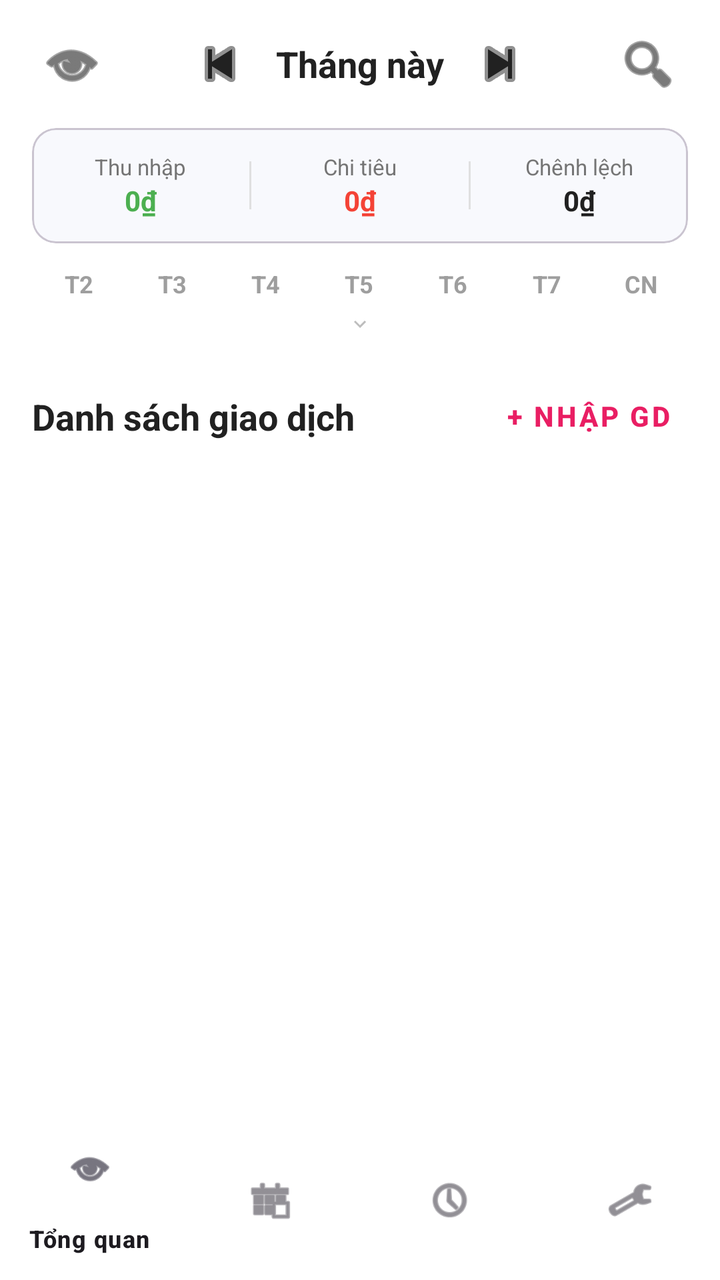
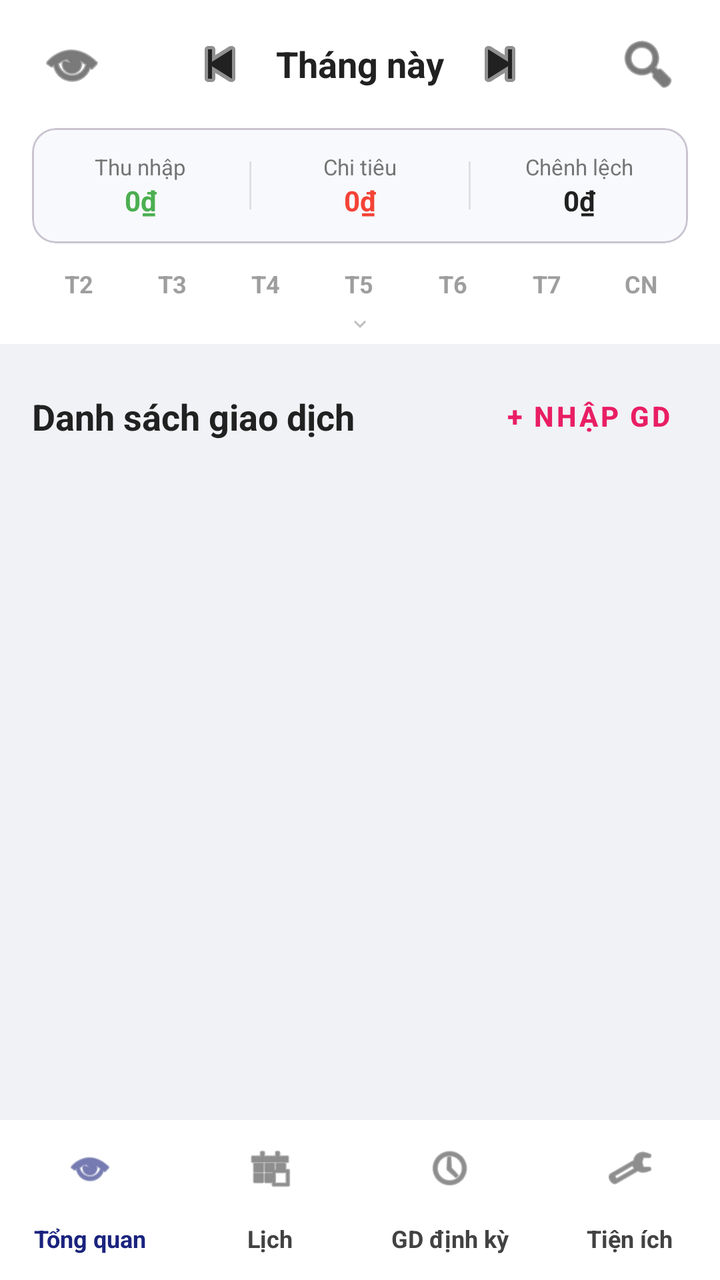

Compare the two renders of this Android layout. The source of the first and the diff that turns it into the second are given below.
<!-- AndroidManifest.xml: application theme Theme.HuChiTieu -->
<!-- res/layout/activity_calendar.xml -->
<?xml version="1.0" encoding="utf-8"?>
<androidx.coordinatorlayout.widget.CoordinatorLayout xmlns:android="http://schemas.android.com/apk/res/android"
    xmlns:app="http://schemas.android.com/apk/res-auto"
    xmlns:tools="http://schemas.android.com/tools"
    android:layout_width="match_parent"
    android:layout_height="match_parent"
    android:background="#FFFFFF"
    tools:context=".CalendarActivity">

    <com.google.android.material.appbar.AppBarLayout
        android:layout_width="match_parent"
        android:layout_height="wrap_content"
        android:background="#FFFFFF"
        app:elevation="0dp">

        <LinearLayout
            android:layout_width="match_parent"
            android:layout_height="wrap_content"
            android:orientation="vertical"
            android:paddingBottom="4dp">

            
            <androidx.constraintlayout.widget.ConstraintLayout
                android:layout_width="match_parent"
                android:layout_height="?attr/actionBarSize"
                android:paddingHorizontal="16dp">

                <ImageButton
                    android:id="@+id/btnVisibility"
                    android:layout_width="40dp"
                    android:layout_height="40dp"
                    android:background="?attr/selectableItemBackgroundBorderless"
                    android:src="@android:drawable/ic_menu_view"
                    app:layout_constraintBottom_toBottomOf="parent"
                    app:layout_constraintStart_toStartOf="parent"
                    app:layout_constraintTop_toTopOf="parent"
                    app:tint="#212121" />

                <LinearLayout
                    android:layout_width="wrap_content"
                    android:layout_height="wrap_content"
                    android:gravity="center"
                    android:orientation="horizontal"
                    app:layout_constraintBottom_toBottomOf="parent"
                    app:layout_constraintEnd_toEndOf="parent"
                    app:layout_constraintStart_toStartOf="parent"
                    app:layout_constraintTop_toTopOf="parent">

                    <ImageButton
                        android:id="@+id/btnPrevMonth"
                        android:layout_width="32dp"
                        android:layout_height="32dp"
                        android:background="?attr/selectableItemBackgroundBorderless"
                        android:src="@android:drawable/ic_media_previous"
                        app:tint="#212121" />

                    <TextView
                        android:id="@+id/tvMonthTitle"
                        android:layout_width="wrap_content"
                        android:layout_height="wrap_content"
                        android:layout_marginHorizontal="12dp"
                        android:text="Tháng này"
                        android:textColor="#212121"
                        android:textSize="18sp"
                        android:textStyle="bold" />

                    <ImageButton
                        android:id="@+id/btnNextMonth"
                        android:layout_width="32dp"
                        android:layout_height="32dp"
                        android:background="?attr/selectableItemBackgroundBorderless"
                        android:src="@android:drawable/ic_media_next"
                        app:tint="#212121" />
                </LinearLayout>

                <ImageButton
                    android:id="@+id/btnFilter"
                    android:layout_width="40dp"
                    android:layout_height="40dp"
                    android:background="?attr/selectableItemBackgroundBorderless"
                    android:src="@android:drawable/ic_menu_search"
                    app:layout_constraintBottom_toBottomOf="parent"
                    app:layout_constraintEnd_toEndOf="parent"
                    app:layout_constraintTop_toTopOf="parent"
                    app:tint="#212121" />
            </androidx.constraintlayout.widget.ConstraintLayout>

            
            <com.google.android.material.card.MaterialCardView
                android:layout_width="match_parent"
                android:layout_height="wrap_content"
                android:layout_marginHorizontal="16dp"
                app:cardBackgroundColor="#F8F9FD"
                app:cardCornerRadius="12dp"
                app:cardElevation="0dp">

                <LinearLayout
                    android:layout_width="match_parent"
                    android:layout_height="wrap_content"
                    android:orientation="horizontal"
                    android:paddingVertical="12dp">

                    <LinearLayout
                        android:layout_width="0dp"
                        android:layout_weight="1"
                        android:layout_height="wrap_content"
                        android:gravity="center"
                        android:orientation="vertical">
                        <TextView android:layout_width="wrap_content" android:layout_height="wrap_content" android:text="Thu nhập" android:textColor="#757575" android:textSize="11sp" />
                        <TextView android:id="@+id/tvTotalIncome" android:layout_width="wrap_content" android:layout_height="wrap_content" android:text="0₫" android:textColor="#4CAF50" android:textStyle="bold" />
                    </LinearLayout>

                    <View android:layout_width="1dp" android:layout_height="24dp" android:layout_gravity="center" android:background="#E0E0E0" />

                    <LinearLayout
                        android:layout_width="0dp"
                        android:layout_weight="1"
                        android:layout_height="wrap_content"
                        android:gravity="center"
                        android:orientation="vertical">
                        <TextView android:layout_width="wrap_content" android:layout_height="wrap_content" android:text="Chi tiêu" android:textColor="#757575" android:textSize="11sp" />
                        <TextView android:id="@+id/tvTotalExpense" android:layout_width="wrap_content" android:layout_height="wrap_content" android:text="0₫" android:textColor="#F44336" android:textStyle="bold" />
                    </LinearLayout>

                    <View android:layout_width="1dp" android:layout_height="24dp" android:layout_gravity="center" android:background="#E0E0E0" />

                    <LinearLayout
                        android:layout_width="0dp"
                        android:layout_weight="1"
                        android:layout_height="wrap_content"
                        android:gravity="center"
                        android:orientation="vertical">
                        <TextView android:layout_width="wrap_content" android:layout_height="wrap_content" android:text="Chênh lệch" android:textColor="#757575" android:textSize="11sp" />
                        <TextView android:id="@+id/tvBalance" android:layout_width="wrap_content" android:layout_height="wrap_content" android:text="0₫" android:textColor="#212121" android:textStyle="bold" />
                    </LinearLayout>
                </LinearLayout>
            </com.google.android.material.card.MaterialCardView>

            
            <LinearLayout
                android:layout_width="match_parent"
                android:layout_height="wrap_content"
                android:layout_marginTop="12dp"
                android:paddingHorizontal="16dp"
                android:weightSum="7">
                <TextView style="@style/CalendarDayHeader" android:text="T2" />
                <TextView style="@style/CalendarDayHeader" android:text="T3" />
                <TextView style="@style/CalendarDayHeader" android:text="T4" />
                <TextView style="@style/CalendarDayHeader" android:text="T5" />
                <TextView style="@style/CalendarDayHeader" android:text="T6" />
                <TextView style="@style/CalendarDayHeader" android:text="T7" />
                <TextView style="@style/CalendarDayHeader" android:text="CN" />
            </LinearLayout>

            
            <androidx.recyclerview.widget.RecyclerView
                android:id="@+id/rvCalendarDays"
                android:layout_width="match_parent"
                android:layout_height="wrap_content"
                android:layout_marginTop="4dp"
                android:paddingHorizontal="12dp" />

            
            <ImageView
                android:id="@+id/btnExpandCalendar"
                android:layout_width="24dp"
                android:layout_height="12dp"
                android:layout_gravity="center"
                android:layout_marginTop="2dp"
                android:src="@drawable/ic_handle_down"
                android:clickable="true"
                android:focusable="true"
                android:background="?attr/selectableItemBackgroundBorderless"
                app:tint="#BDBDBD" />

        </LinearLayout>
    </com.google.android.material.appbar.AppBarLayout>

    <androidx.core.widget.NestedScrollView
        android:layout_width="match_parent"
        android:layout_height="match_parent"
        app:layout_behavior="@string/appbar_scrolling_view_behavior">

        <LinearLayout
            android:layout_width="match_parent"
            android:layout_height="wrap_content"
            android:orientation="vertical"
            android:paddingTop="12dp">

            <androidx.constraintlayout.widget.ConstraintLayout
                android:layout_width="match_parent"
                android:layout_height="wrap_content"
                android:paddingHorizontal="16dp">

                <TextView
                    android:id="@+id/tvTransHeader"
                    android:layout_width="wrap_content"
                    android:layout_height="wrap_content"
                    android:text="Danh sách giao dịch"
                    android:textColor="#212121"
                    android:textSize="18sp"
                    android:textStyle="bold"
                    app:layout_constraintBottom_toBottomOf="parent"
                    app:layout_constraintStart_toStartOf="parent"
                    app:layout_constraintTop_toTopOf="parent" />

                <com.google.android.material.button.MaterialButton
                    android:id="@+id/btnAddTransaction"
                    style="@style/Widget.MaterialComponents.Button.TextButton"
                    android:layout_width="wrap_content"
                    android:layout_height="wrap_content"
                    android:text="+ Nhập GD"
                    android:textColor="#E91E63"
                    android:textSize="14sp"
                    android:textStyle="bold"
                    app:layout_constraintBottom_toBottomOf="parent"
                    app:layout_constraintEnd_toEndOf="parent"
                    app:layout_constraintTop_toTopOf="parent" />
            </androidx.constraintlayout.widget.ConstraintLayout>

            <androidx.recyclerview.widget.RecyclerView
                android:id="@+id/rvTransactions"
                android:layout_width="match_parent"
                android:layout_height="wrap_content"
                android:layout_marginTop="8dp"
                android:paddingHorizontal="16dp"
                tools:listitem="@android:layout/simple_list_item_2" />
        </LinearLayout>
    </androidx.core.widget.NestedScrollView>

    <com.google.android.material.bottomnavigation.BottomNavigationView
        android:id="@+id/bottom_navigation"
        android:layout_width="match_parent"
        android:layout_height="wrap_content"
        android:layout_gravity="bottom"
        android:background="#FFFFFF"
        app:elevation="16dp"
        app:menu="@menu/bottom_nav_menu" />

</androidx.coordinatorlayout.widget.CoordinatorLayout>
<!-- resources referenced by this layout -->
<resources>
  <!-- drawable ic_handle_down (drawable) -->
  <vector xmlns:android="http://schemas.android.com/apk/res/android"
      android:width="24dp"
      android:height="24dp"
      android:viewportWidth="24"
      android:viewportHeight="24">
      <path
          android:fillColor="#000000"
          android:pathData="M7.41,8.59L12,13.17l4.59,-4.58L18,10l-6,6l-6,-6L7.41,8.59z"/>
  </vector>
  <style name="CalendarDayHeader">
          <item name="android:layout_width">0dp</item>
          <item name="android:layout_height">wrap_content</item>
          <item name="android:layout_weight">1</item>
          <item name="android:gravity">center</item>
          <item name="android:textColor">#9E9E9E</item>
          <item name="android:textSize">12sp</item>
          <item name="android:textStyle">bold</item>
      </style>
  <style name="Theme.HuChiTieu" parent="Base.Theme.HuChiTieu" />
  <style name="Base.Theme.HuChiTieu" parent="Theme.Material3.DayNight.NoActionBar">
          <item name="colorPrimary">#1A237E</item>
      </style>
</resources>

<!-- the commit's change to res/layout/activity_calendar.xml (unified diff, before → after) -->
@@ -4,7 +4,7 @@
     xmlns:tools="http://schemas.android.com/tools"
     android:layout_width="match_parent"
     android:layout_height="match_parent"
-    android:background="#FFFFFF"
+    android:background="#F0F2F5"
     tools:context=".CalendarActivity">
 
     <com.google.android.material.appbar.AppBarLayout
@@ -233,8 +233,13 @@
         android:layout_width="match_parent"
         android:layout_height="wrap_content"
         android:layout_gravity="bottom"
-        android:background="#FFFFFF"
+        android:background="@android:color/white"
         app:elevation="16dp"
+        app:itemIconTint="@color/nav_item_color"
+        app:itemTextColor="@color/nav_item_color"
+        app:itemTextAppearanceActive="@style/BottomNavTextStyle"
+        app:itemTextAppearanceInactive="@style/BottomNavTextStyle"
+        app:labelVisibilityMode="labeled"
         app:menu="@menu/bottom_nav_menu" />
 
 </androidx.coordinatorlayout.widget.CoordinatorLayout>
<!-- resource entries referenced after the edit -->
@@ -10,6 +10,10 @@
           android:fillColor="#000000"
           android:pathData="M7.41,8.59L12,13.17l4.59,-4.58L18,10l-6,6l-6,-6L7.41,8.59z"/>
   </vector>
+  <style name="BottomNavTextStyle">
+          <item name="android:textStyle">bold</item>
+          <item name="android:textSize">12sp</item>
+      </style>
   <style name="CalendarDayHeader">
           <item name="android:layout_width">0dp</item>
           <item name="android:layout_height">wrap_content</item>
